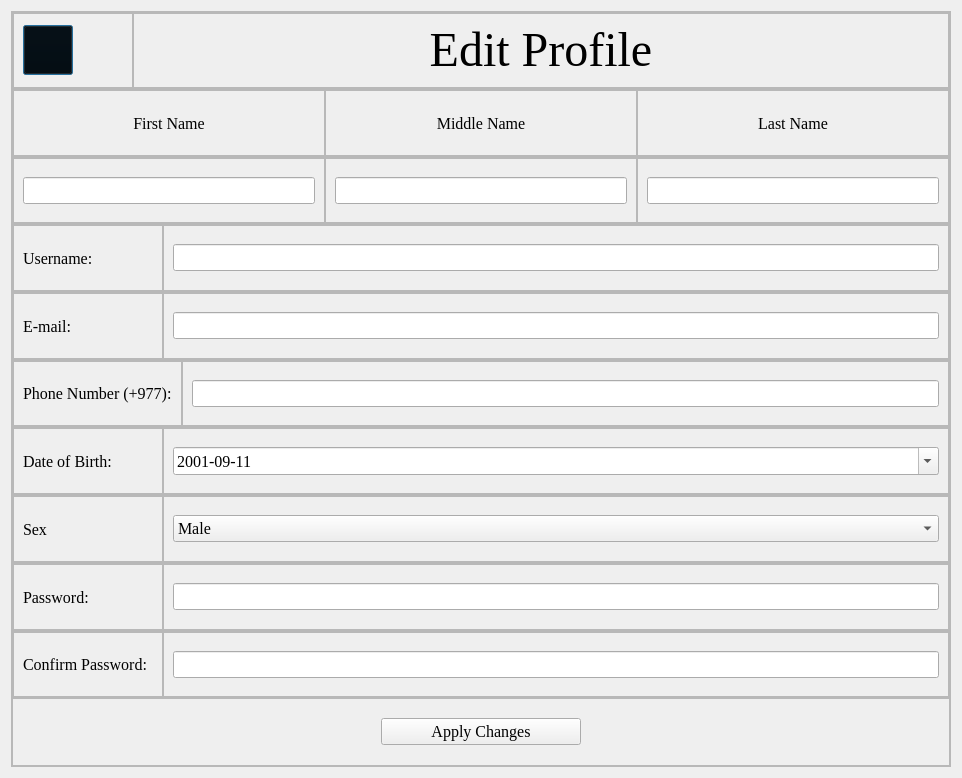
This is editprofile.ui in aavashlamichhane/LibMan as Qt 5 draws it before an edit. The edited form follows.
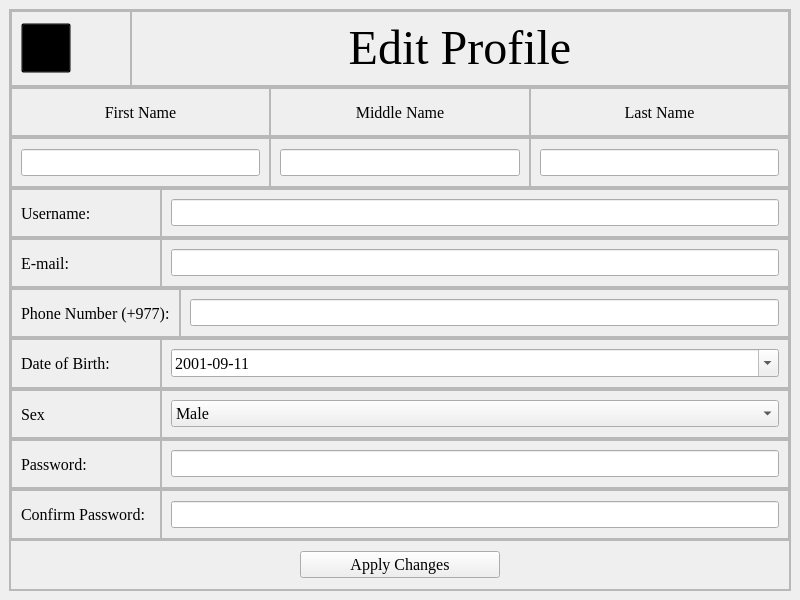
This is the edited form. Icons and pictures are not drawn.

Patch:
```diff
--- a/editprofile.ui
+++ b/editprofile.ui
@@ -1,21 +1,19 @@
 <?xml version="1.0" encoding="UTF-8"?>
 <ui version="4.0">
  <class>editProfile</class>
- <widget class="QDialog" name="editProfile">
+ <widget class="QMainWindow" name="editProfile">
   <property name="geometry">
    <rect>
     <x>0</x>
     <y>0</y>
-    <width>962</width>
-    <height>778</height>
+    <width>800</width>
+    <height>600</height>
    </rect>
   </property>
   <property name="windowTitle">
    <string>Dialog</string>
   </property>
-  <property name="styleSheet">
-   <string notr="true"/>
-  </property>
+  <widget class="QWidget" name="centralwidget">
   <layout class="QVBoxLayout" name="verticalLayout">
    <item>
     <layout class="QVBoxLayout" name="verticalLayout_2">
@@ -1077,6 +1075,7 @@
     </layout>
    </item>
   </layout>
+  </widget>
  </widget>
  <resources>
   <include location="Resource.qrc"/>
```
Left out of the diff: 2 changed lines with no effect on the pictures. Lines whose indentation alone changed are shown as unchanged.
